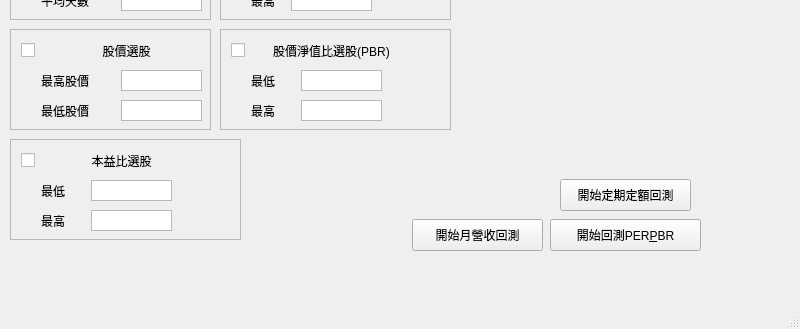
The window that UI_backtest.ui (bjioljlo/StockHistory) describes before a commit, drawn with Qt 5; both pictures show x 0 to 800 and y 271 to 600 of the 800 by 600 pixel window.
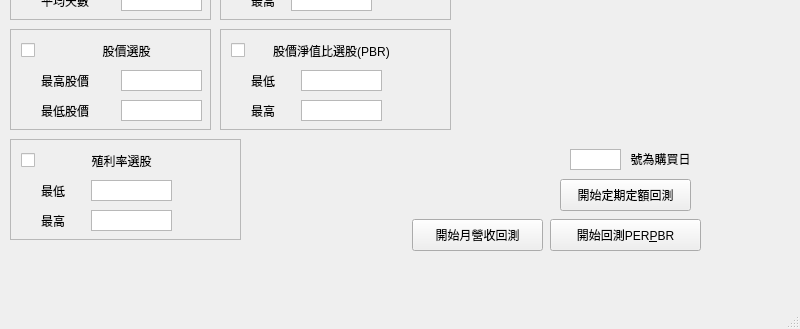
The same window after the commit.

The edit to the form file:
```diff
--- a/UI_backtest.ui
+++ b/UI_backtest.ui
@@ -1057,7 +1057,7 @@
        </rect>
       </property>
       <property name="text">
-       <string>本益比選股</string>
+       <string>殖利率選股</string>
       </property>
       <property name="alignment">
        <set>Qt::AlignCenter</set>
@@ -1078,6 +1078,51 @@
      </widget>
     </widget>
    </widget>
+   <widget class="QTextEdit" name="input_buyDay">
+    <property name="geometry">
+     <rect>
+      <x>570</x>
+      <y>420</y>
+      <width>51</width>
+      <height>21</height>
+     </rect>
+    </property>
+    <property name="font">
+     <font>
+      <pointsize>10</pointsize>
+      <weight>75</weight>
+      <bold>true</bold>
+     </font>
+    </property>
+    <property name="verticalScrollBarPolicy">
+     <enum>Qt::ScrollBarAlwaysOff</enum>
+    </property>
+    <property name="horizontalScrollBarPolicy">
+     <enum>Qt::ScrollBarAlwaysOff</enum>
+    </property>
+    <property name="documentTitle">
+     <string/>
+    </property>
+    <property name="placeholderText">
+     <string/>
+    </property>
+   </widget>
+   <widget class="QLabel" name="label_29">
+    <property name="geometry">
+     <rect>
+      <x>620</x>
+      <y>420</y>
+      <width>81</width>
+      <height>20</height>
+     </rect>
+    </property>
+    <property name="text">
+     <string>號為購買日</string>
+    </property>
+    <property name="alignment">
+     <set>Qt::AlignCenter</set>
+    </property>
+   </widget>
   </widget>
   <widget class="QMenuBar" name="menubar">
    <property name="geometry">
```
